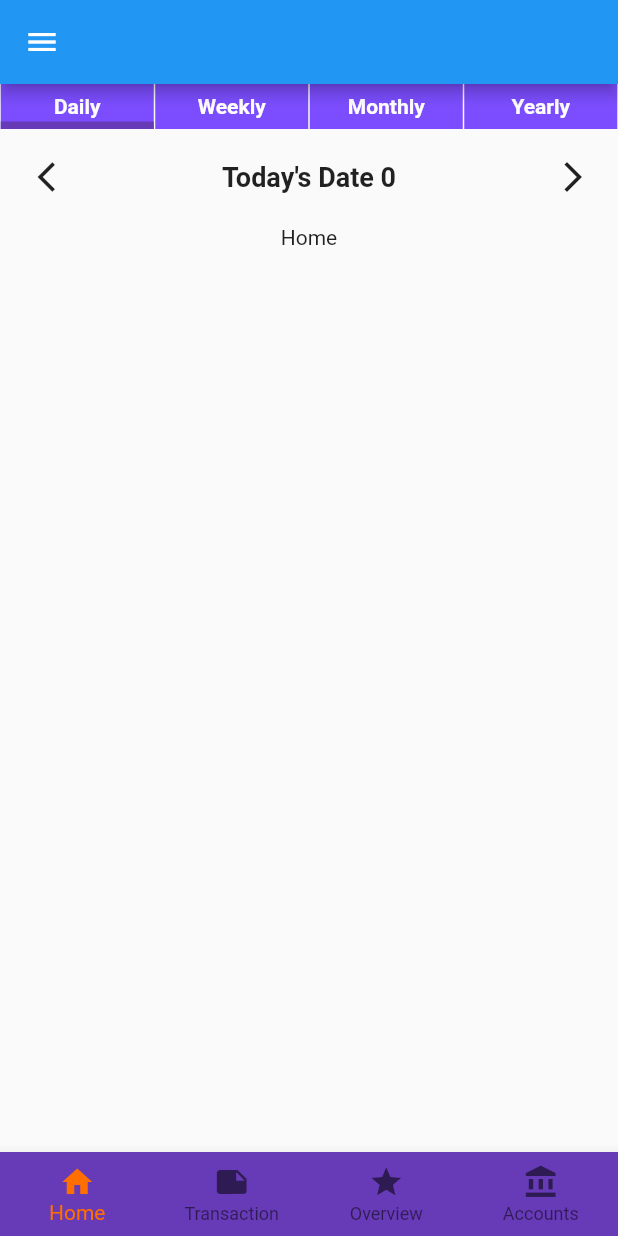
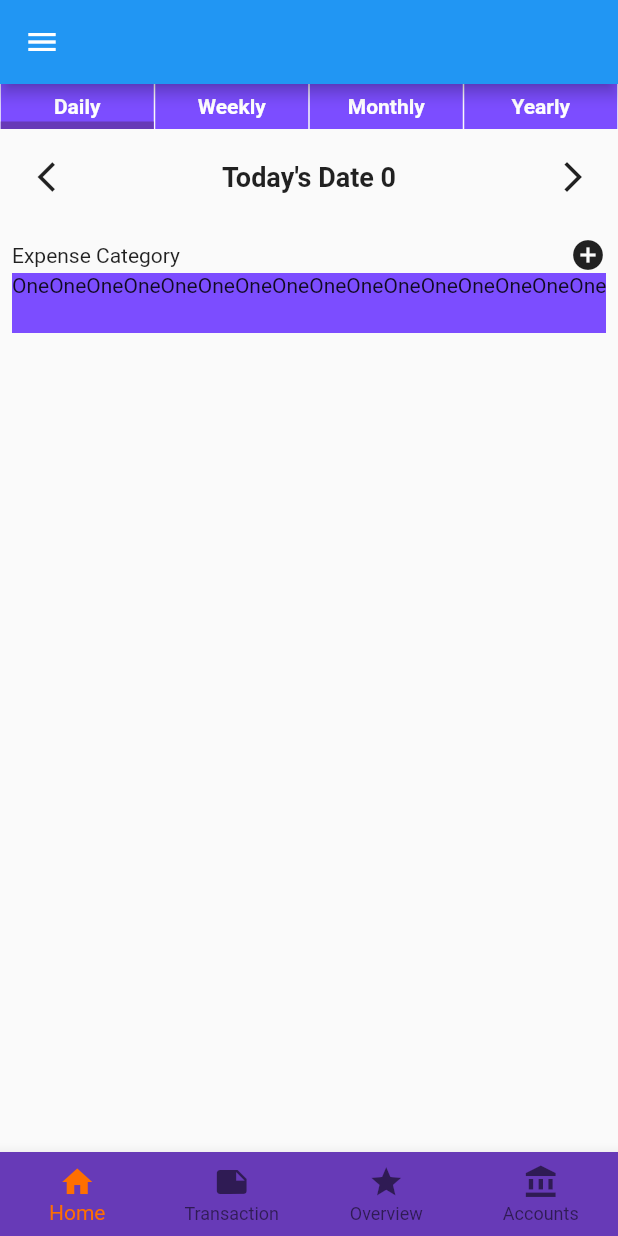
Before and after one commit to tahmidmozaffar/expense_tracker_flutter, a Flutter app: the screen it shows after launch, on a phone screen of 412 x 824 dp. Run offline on Flutter 3.47's test engine with Material 2 defaults, Android fonts, the phone set to English and light mode, and no system bars; our stand-ins replace flutter_signin_button.

Commit message:
implementation category listview in home screen

```diff
--- a/lib/screen/home.dart
+++ b/lib/screen/home.dart
@@ -10,6 +10,43 @@ class HomeScreen extends StatefulWidget {
 class _HomeState extends State<HomeScreen> {
   @override
   Widget build(BuildContext context) {
-    return Center(child: InkWell(onTap: () {}, child: Text("Home")));
+    return Padding(
+      padding: const EdgeInsets.all(8.0),
+      child: Column(
+        children: [
+          Row(
+            mainAxisAlignment: MainAxisAlignment.spaceBetween,
+            children: const [
+              Text("Expense Category"),
+              Icon(Icons.add_circle),
+            ],
+          ),
+          Container(
+            color: Colors.deepPurpleAccent,
+            height: 40,
+            child: ListView(scrollDirection: Axis.horizontal, children: [
+              Text("One"),
+              Text("One"),
+              Text("One"),
+              Text("One"),
+              Text("One"),
+              Text("One"),
+              Text("One"),
+              Text("One"),
+              Text("One"),
+              Text("One"),
+              Text("One"),
+              Text("One"),
+              Text("One"),
+              Text("One"),
+              Text("One"),
+              Text("One"),
+              Text("One"),
+              Text("One"),
+            ],),
+          )
+        ],
+      ),
+    );
   }
 }
```
